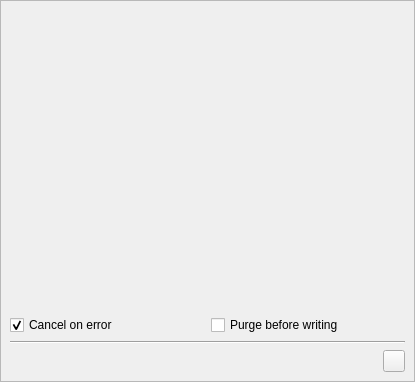
First picture: the form in spine_items/merger/ui/merger_properties.ui, repository spine-tools/spine-items, before the edit.
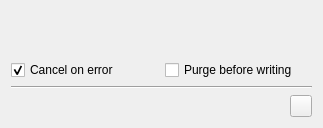
Second picture: the form after the edit. Icons and pictures are not drawn.

Commit message:
Add option to paint icon in the background of properties widget
This is to help identifying the properties widget.

```diff
--- a/spine_items/merger/ui/merger_properties.ui
+++ b/spine_items/merger/ui/merger_properties.ui
@@ -18,44 +18,14 @@
    <rect>
     <x>0</x>
     <y>0</y>
-    <width>415</width>
-    <height>382</height>
+    <width>323</width>
+    <height>128</height>
    </rect>
   </property>
   <property name="windowTitle">
    <string>Form</string>
   </property>
   <layout class="QVBoxLayout" name="verticalLayout">
-   <property name="spacing">
-    <number>0</number>
-   </property>
-   <property name="leftMargin">
-    <number>0</number>
-   </property>
-   <property name="topMargin">
-    <number>0</number>
-   </property>
-   <property name="rightMargin">
-    <number>0</number>
-   </property>
-   <property name="bottomMargin">
-    <number>0</number>
-   </property>
-   <item>
-    <widget class="QScrollArea" name="scrollArea_5">
-     <property name="widgetResizable">
-      <bool>true</bool>
-     </property>
-     <widget class="QWidget" name="scrollAreaWidgetContents_7">
-      <property name="geometry">
-       <rect>
-        <x>0</x>
-        <y>0</y>
-        <width>413</width>
-        <height>380</height>
-       </rect>
-      </property>
-      <layout class="QVBoxLayout" name="verticalLayout_25">
        <item>
         <spacer name="verticalSpacer_2">
          <property name="orientation">
@@ -151,10 +121,6 @@
        </item>
       </layout>
      </widget>
-    </widget>
-   </item>
-  </layout>
- </widget>
  <tabstops>
   <tabstop>scrollArea_5</tabstop>
   <tabstop>toolButton_merger_open_dir</tabstop>
```
Left out of the diff: 1 changed line with no effect on the pictures. Lines whose indentation alone changed are shown as unchanged. The commit also changes 29 other files.
